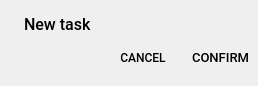
Above: custom_widgets/materialdialog.ui from ChechenItza/Daily-Planner before the change. Below: the same form after it.
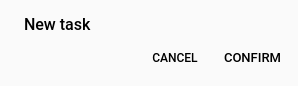
That is the form after the change.

Commit message: transfer some responsibilities from task dialog to material dialog template

```diff
--- a/custom_widgets/materialdialog.ui
+++ b/custom_widgets/materialdialog.ui
@@ -6,10 +6,425 @@
    <rect>
     <x>0</x>
     <y>0</y>
-    <width>258</width>
+    <width>298</width>
     <height>86</height>
    </rect>
   </property>
+  <property name="palette">
+   <palette>
+    <active>
+     <colorrole role="WindowText">
+      <brush brushstyle="SolidPattern">
+       <color alpha="255">
+        <red>0</red>
+        <green>0</green>
+        <blue>0</blue>
+       </color>
+      </brush>
+     </colorrole>
+     <colorrole role="Button">
+      <brush brushstyle="SolidPattern">
+       <color alpha="255">
+        <red>250</red>
+        <green>250</green>
+        <blue>250</blue>
+       </color>
+      </brush>
+     </colorrole>
+     <colorrole role="Light">
+      <brush brushstyle="SolidPattern">
+       <color alpha="255">
+        <red>255</red>
+        <green>255</green>
+        <blue>255</blue>
+       </color>
+      </brush>
+     </colorrole>
+     <colorrole role="Midlight">
+      <brush brushstyle="SolidPattern">
+       <color alpha="255">
+        <red>252</red>
+        <green>252</green>
+        <blue>252</blue>
+       </color>
+      </brush>
+     </colorrole>
+     <colorrole role="Dark">
+      <brush brushstyle="SolidPattern">
+       <color alpha="255">
+        <red>125</red>
+        <green>125</green>
+        <blue>125</blue>
+       </color>
+      </brush>
+     </colorrole>
+     <colorrole role="Mid">
+      <brush brushstyle="SolidPattern">
+       <color alpha="255">
+        <red>167</red>
+        <green>167</green>
+        <blue>167</blue>
+       </color>
+      </brush>
+     </colorrole>
+     <colorrole role="Text">
+      <brush brushstyle="SolidPattern">
+       <color alpha="255">
+        <red>0</red>
+        <green>0</green>
+        <blue>0</blue>
+       </color>
+      </brush>
+     </colorrole>
+     <colorrole role="BrightText">
+      <brush brushstyle="SolidPattern">
+       <color alpha="255">
+        <red>255</red>
+        <green>255</green>
+        <blue>255</blue>
+       </color>
+      </brush>
+     </colorrole>
+     <colorrole role="ButtonText">
+      <brush brushstyle="SolidPattern">
+       <color alpha="255">
+        <red>0</red>
+        <green>0</green>
+        <blue>0</blue>
+       </color>
+      </brush>
+     </colorrole>
+     <colorrole role="Base">
+      <brush brushstyle="SolidPattern">
+       <color alpha="255">
+        <red>255</red>
+        <green>255</green>
+        <blue>255</blue>
+       </color>
+      </brush>
+     </colorrole>
+     <colorrole role="Window">
+      <brush brushstyle="SolidPattern">
+       <color alpha="255">
+        <red>250</red>
+        <green>250</green>
+        <blue>250</blue>
+       </color>
+      </brush>
+     </colorrole>
+     <colorrole role="Shadow">
+      <brush brushstyle="SolidPattern">
+       <color alpha="255">
+        <red>0</red>
+        <green>0</green>
+        <blue>0</blue>
+       </color>
+      </brush>
+     </colorrole>
+     <colorrole role="AlternateBase">
+      <brush brushstyle="SolidPattern">
+       <color alpha="255">
+        <red>252</red>
+        <green>252</green>
+        <blue>252</blue>
+       </color>
+      </brush>
+     </colorrole>
+     <colorrole role="ToolTipBase">
+      <brush brushstyle="SolidPattern">
+       <color alpha="255">
+        <red>255</red>
+        <green>255</green>
+        <blue>220</blue>
+       </color>
+      </brush>
+     </colorrole>
+     <colorrole role="ToolTipText">
+      <brush brushstyle="SolidPattern">
+       <color alpha="255">
+        <red>0</red>
+        <green>0</green>
+        <blue>0</blue>
+       </color>
+      </brush>
+     </colorrole>
+    </active>
+    <inactive>
+     <colorrole role="WindowText">
+      <brush brushstyle="SolidPattern">
+       <color alpha="255">
+        <red>0</red>
+        <green>0</green>
+        <blue>0</blue>
+       </color>
+      </brush>
+     </colorrole>
+     <colorrole role="Button">
+      <brush brushstyle="SolidPattern">
+       <color alpha="255">
+        <red>250</red>
+        <green>250</green>
+        <blue>250</blue>
+       </color>
+      </brush>
+     </colorrole>
+     <colorrole role="Light">
+      <brush brushstyle="SolidPattern">
+       <color alpha="255">
+        <red>255</red>
+        <green>255</green>
+        <blue>255</blue>
+       </color>
+      </brush>
+     </colorrole>
+     <colorrole role="Midlight">
+      <brush brushstyle="SolidPattern">
+       <color alpha="255">
+        <red>252</red>
+        <green>252</green>
+        <blue>252</blue>
+       </color>
+      </brush>
+     </colorrole>
+     <colorrole role="Dark">
+      <brush brushstyle="SolidPattern">
+       <color alpha="255">
+        <red>125</red>
+        <green>125</green>
+        <blue>125</blue>
+       </color>
+      </brush>
+     </colorrole>
+     <colorrole role="Mid">
+      <brush brushstyle="SolidPattern">
+       <color alpha="255">
+        <red>167</red>
+        <green>167</green>
+        <blue>167</blue>
+       </color>
+      </brush>
+     </colorrole>
+     <colorrole role="Text">
+      <brush brushstyle="SolidPattern">
+       <color alpha="255">
+        <red>0</red>
+        <green>0</green>
+        <blue>0</blue>
+       </color>
+      </brush>
+     </colorrole>
+     <colorrole role="BrightText">
+      <brush brushstyle="SolidPattern">
+       <color alpha="255">
+        <red>255</red>
+        <green>255</green>
+        <blue>255</blue>
+       </color>
+      </brush>
+     </colorrole>
+     <colorrole role="ButtonText">
+      <brush brushstyle="SolidPattern">
+       <color alpha="255">
+        <red>0</red>
+        <green>0</green>
+        <blue>0</blue>
+       </color>
+      </brush>
+     </colorrole>
+     <colorrole role="Base">
+      <brush brushstyle="SolidPattern">
+       <color alpha="255">
+        <red>255</red>
+        <green>255</green>
+        <blue>255</blue>
+       </color>
+      </brush>
+     </colorrole>
+     <colorrole role="Window">
+      <brush brushstyle="SolidPattern">
+       <color alpha="255">
+        <red>250</red>
+        <green>250</green>
+        <blue>250</blue>
+       </color>
+      </brush>
+     </colorrole>
+     <colorrole role="Shadow">
+      <brush brushstyle="SolidPattern">
+       <color alpha="255">
+        <red>0</red>
+        <green>0</green>
+        <blue>0</blue>
+       </color>
+      </brush>
+     </colorrole>
+     <colorrole role="AlternateBase">
+      <brush brushstyle="SolidPattern">
+       <color alpha="255">
+        <red>252</red>
+        <green>252</green>
+        <blue>252</blue>
+       </color>
+      </brush>
+     </colorrole>
+     <colorrole role="ToolTipBase">
+      <brush brushstyle="SolidPattern">
+       <color alpha="255">
+        <red>255</red>
+        <green>255</green>
+        <blue>220</blue>
+       </color>
+      </brush>
+     </colorrole>
+     <colorrole role="ToolTipText">
+      <brush brushstyle="SolidPattern">
+       <color alpha="255">
+        <red>0</red>
+        <green>0</green>
+        <blue>0</blue>
+       </color>
+      </brush>
+     </colorrole>
+    </inactive>
+    <disabled>
+     <colorrole role="WindowText">
+      <brush brushstyle="SolidPattern">
+       <color alpha="255">
+        <red>125</red>
+        <green>125</green>
+        <blue>125</blue>
+       </color>
+      </brush>
+     </colorrole>
+     <colorrole role="Button">
+      <brush brushstyle="SolidPattern">
+       <color alpha="255">
+        <red>250</red>
+        <green>250</green>
+        <blue>250</blue>
+       </color>
+      </brush>
+     </colorrole>
+     <colorrole role="Light">
+      <brush brushstyle="SolidPattern">
+       <color alpha="255">
+        <red>255</red>
+        <green>255</green>
+        <blue>255</blue>
+       </color>
+      </brush>
+     </colorrole>
+     <colorrole role="Midlight">
+      <brush brushstyle="SolidPattern">
+       <color alpha="255">
+        <red>252</red>
+        <green>252</green>
+        <blue>252</blue>
+       </color>
+      </brush>
+     </colorrole>
+     <colorrole role="Dark">
+      <brush brushstyle="SolidPattern">
+       <color alpha="255">
+        <red>125</red>
+        <green>125</green>
+        <blue>125</blue>
+       </color>
+      </brush>
+     </colorrole>
+     <colorrole role="Mid">
+      <brush brushstyle="SolidPattern">
+       <color alpha="255">
+        <red>167</red>
+        <green>167</green>
+        <blue>167</blue>
+       </color>
+      </brush>
+     </colorrole>
+     <colorrole role="Text">
+      <brush brushstyle="SolidPattern">
+       <color alpha="255">
+        <red>125</red>
+        <green>125</green>
+        <blue>125</blue>
+       </color>
+      </brush>
+     </colorrole>
+     <colorrole role="BrightText">
+      <brush brushstyle="SolidPattern">
+       <color alpha="255">
+        <red>255</red>
+        <green>255</green>
+        <blue>255</blue>
+       </color>
+      </brush>
+     </colorrole>
+     <colorrole role="ButtonText">
+      <brush brushstyle="SolidPattern">
+       <color alpha="255">
+        <red>125</red>
+        <green>125</green>
+        <blue>125</blue>
+       </color>
+      </brush>
+     </colorrole>
+     <colorrole role="Base">
+      <brush brushstyle="SolidPattern">
+       <color alpha="255">
+        <red>250</red>
+        <green>250</green>
+        <blue>250</blue>
+       </color>
+      </brush>
+     </colorrole>
+     <colorrole role="Window">
+      <brush brushstyle="SolidPattern">
+       <color alpha="255">
+        <red>250</red>
+        <green>250</green>
+        <blue>250</blue>
+       </color>
+      </brush>
+     </colorrole>
+     <colorrole role="Shadow">
+      <brush brushstyle="SolidPattern">
+       <color alpha="255">
+        <red>0</red>
+        <green>0</green>
+        <blue>0</blue>
+       </color>
+      </brush>
+     </colorrole>
+     <colorrole role="AlternateBase">
+      <brush brushstyle="SolidPattern">
+       <color alpha="255">
+        <red>250</red>
+        <green>250</green>
+        <blue>250</blue>
+       </color>
+      </brush>
+     </colorrole>
+     <colorrole role="ToolTipBase">
+      <brush brushstyle="SolidPattern">
+       <color alpha="255">
+        <red>255</red>
+        <green>255</green>
+        <blue>220</blue>
+       </color>
+      </brush>
+     </colorrole>
+     <colorrole role="ToolTipText">
+      <brush brushstyle="SolidPattern">
+       <color alpha="255">
+        <red>0</red>
+        <green>0</green>
+        <blue>0</blue>
+       </color>
+      </brush>
+     </colorrole>
+    </disabled>
+   </palette>
+  </property>
   <property name="windowTitle">
    <string>Dialog</string>
   </property>
@@ -85,6 +500,9 @@
      <property name="spacing">
       <number>8</number>
      </property>
+     <property name="rightMargin">
+      <number>8</number>
+     </property>
      <item>
       <spacer name="horizontalSpacer_5">
        <property name="orientation">
```
Left out of the diff: 3 changed lines with no effect on the pictures. The commit also changes 3 other files.
